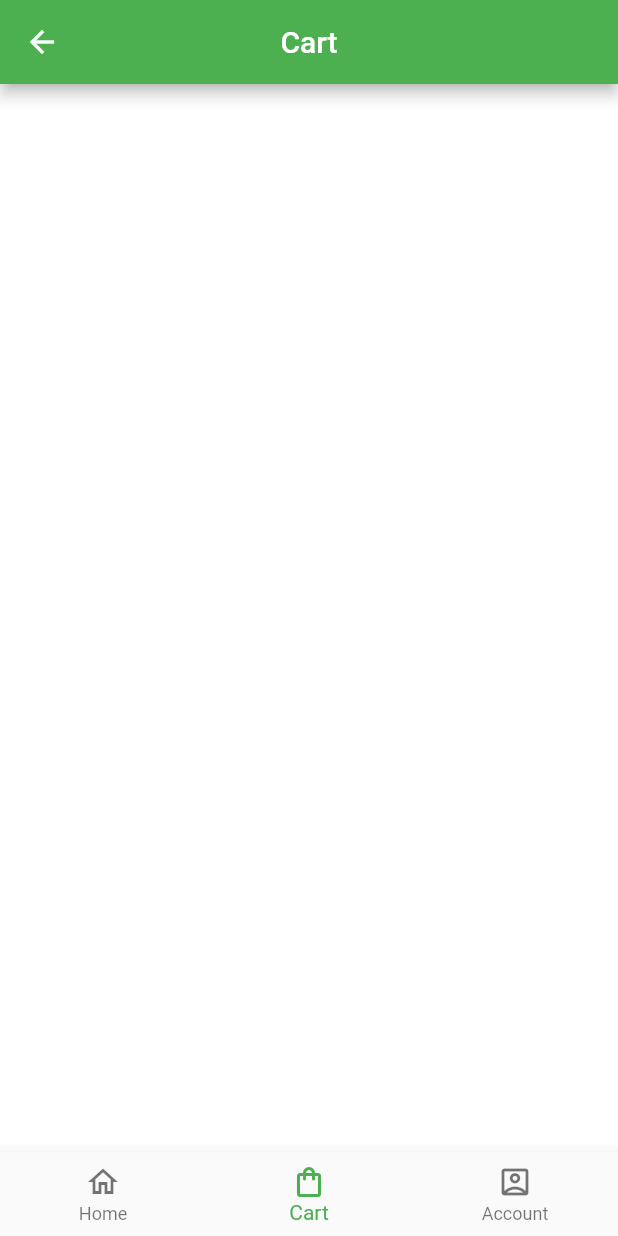
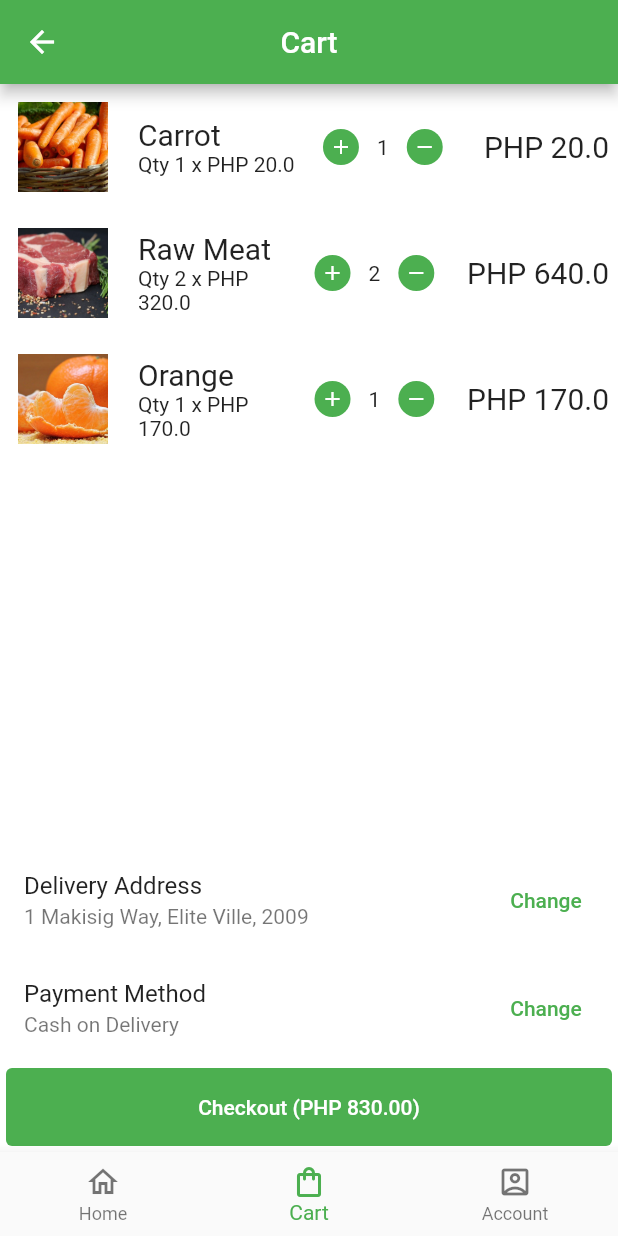
Before and after one commit to MBanawa/groceryapp, a Flutter app: the TabScreen screen opened directly, item 2 of the bottom bar chosen, on a phone screen of 412 x 824 dp. Run offline on Flutter 3.47's test engine with Material 2 defaults, Android fonts, the light colour scheme and no system bars; our stand-ins replace carousel_slider, get.

Commit message:
completed cart screen UI

```diff
--- /dev/null
+++ b/lib/custom_widgets/cart_item.dart
@@ -0,0 +1,98 @@
+import 'package:flutter/material.dart';
+
+class CartItem extends StatelessWidget {
+  String imageURL;
+  String title;
+  int qty;
+  double price;
+  double total;
+
+  CartItem({
+    Key? key,
+    required this.imageURL,
+    required this.title,
+    required this.qty,
+    required this.price,
+    required this.total,
+  }) : super(key: key);
+
+  @override
+  Widget build(BuildContext context) {
+    return Container(
+      child: Row(
+        children: [
+          ClipRRect(
+            borderRadius: BorderRadius.circular(8.0),
+            child: Container(
+              padding: const EdgeInsets.all(4.0),
+              margin: const EdgeInsets.all(8.0),
+              child: Image.asset(
+                imageURL,
+                height: 60.0,
+                width: 60.0,
+                fit: BoxFit.cover,
+              ),
+            ),
+          ),
+          Expanded(
+            child: Container(
+              padding: const EdgeInsets.only(left: 8.0),
+              child: Column(
+                crossAxisAlignment: CrossAxisAlignment.start,
+                children: [
+                  Text(
+                    title,
+                    style: const TextStyle(fontSize: 20.0),
+                  ),
+                  Text("Qty $qty x PHP $price"),
+                ],
+              ),
+            ),
+          ),
+          Expanded(
+            child: Container(
+              child: Row(
+                children: [
+                  RawMaterialButton(
+                    fillColor: Colors.green,
+                    elevation: 0,
+                    padding: const EdgeInsets.all(4.0),
+                    shape: const CircleBorder(),
+                    constraints: const BoxConstraints(),
+                    onPressed: () {},
+                    child: const Icon(
+                      Icons.add,
+                      color: Colors.white,
+                      size: 16.0,
+                    ),
+                  ),
+                  Text("$qty"),
+                  RawMaterialButton(
+                    fillColor: Colors.green,
+                    elevation: 0,
+                    padding: const EdgeInsets.all(4.0),
+                    shape: const CircleBorder(),
+                    constraints: const BoxConstraints(),
+                    onPressed: () {},
+                    child: const Icon(
+                      Icons.remove,
+                      color: Colors.white,
+                      size: 16.0,
+                    ),
+                  ),
+                ],
+              ),
+            ),
+          ),
+          Container(
+            padding: const EdgeInsets.only(right: 6.0),
+            child: Text(
+              "PHP $total",
+              style: const TextStyle(fontSize: 20.0),
+            ),
+          ),
+        ],
+      ),
+    );
+  }
+}
--- a/lib/screens/account.dart
+++ b/lib/screens/account.dart
@@ -1,7 +1,6 @@
 import 'package:flutter/material.dart';
 import 'package:get/get.dart';
 import 'package:groceryapp/screens/address.dart';
-import 'package:groceryapp/screens/manage_address.dart';
 import 'package:groceryapp/screens/orders.dart';
 import 'package:groceryapp/screens/profile.dart';
 
--- a/lib/screens/cart.dart
+++ b/lib/screens/cart.dart
@@ -1,7 +1,32 @@
 import 'package:flutter/material.dart';
+import 'package:groceryapp/custom_widgets/cart_item.dart';
 
 class CartScreen extends StatelessWidget {
-  const CartScreen({Key? key}) : super(key: key);
+  final List _cartItems = [
+    {
+      "imageURL": "assets/images/products/1.jpg",
+      "title": "Carrot",
+      "qty": 1,
+      "price": 20.0,
+      "total": 20.0,
+    },
+    {
+      "imageURL": "assets/images/products/5.jpg",
+      "title": "Raw Meat",
+      "qty": 2,
+      "price": 320.0,
+      "total": 640.0,
+    },
+    {
+      "imageURL": "assets/images/products/8.jpg",
+      "title": "Orange",
+      "qty": 1,
+      "price": 170.0,
+      "total": 170.0,
+    }
+  ];
+
+  CartScreen({Key? key}) : super(key: key);
 
   @override
   Widget build(BuildContext context) {
@@ -10,6 +35,48 @@ class CartScreen extends StatelessWidget {
         centerTitle: true,
         title: const Text("Cart"),
       ),
+      body: Container(
+        child: Column(
+          children: [
+            Expanded(
+              child: ListView.builder(
+                itemCount: _cartItems.length,
+                itemBuilder: (buildContext, index) {
+                  return CartItem(
+                    imageURL: _cartItems[index]["imageURL"],
+                    title: _cartItems[index]["title"],
+                    qty: _cartItems[index]["qty"],
+                    price: _cartItems[index]["price"],
+                    total: _cartItems[index]["total"],
+                  );
+                },
+              ),
+            ),
+            ListTile(
+              title: const Text("Delivery Address"),
+              subtitle: const Text("1 Makisig Way, Elite Ville, 2009"),
+              trailing:
+                  TextButton(onPressed: () {}, child: const Text("Change")),
+            ),
+            ListTile(
+              title: const Text("Payment Method"),
+              subtitle: const Text("Cash on Delivery"),
+              trailing:
+                  TextButton(onPressed: () {}, child: const Text("Change")),
+            ),
+            Container(
+              padding: const EdgeInsets.all(4.0),
+              width: MediaQuery.of(context).size.width,
+              height: 60.0,
+              child: ElevatedButton(
+                style: ElevatedButton.styleFrom(elevation: 0),
+                onPressed: () {},
+                child: const Text("Checkout (PHP 830.00)"),
+              ),
+            ),
+          ],
+        ),
+      ),
     );
   }
 }
--- a/lib/screens/tabs.dart
+++ b/lib/screens/tabs.dart
@@ -14,7 +14,7 @@ class _TabScreenState extends State<TabScreen> {
   int _currentIndex = 0;
   final List _pages = [
     const HomeScreen(),
-    const CartScreen(),
+    CartScreen(),
     const AccountScreen(),
   ];
 
```
